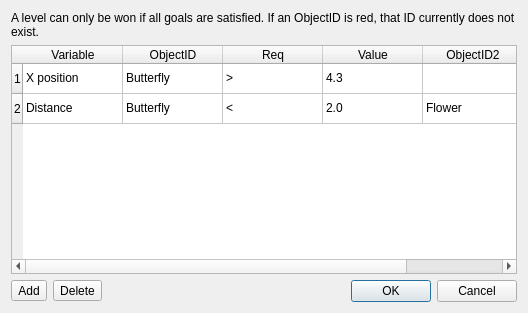
This is src/view/GoalEditor.ui in the-butterfly-effect/tbe as Qt 5 draws it before an edit. The edited form follows.
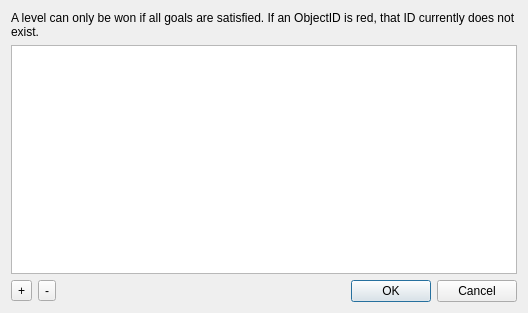
This is the edited form.

Commit message: Implement delete row of GoalEditor, for ticket:134.

Diff of the .ui file:
```diff
--- a/src/view/GoalEditor.ui
+++ b/src/view/GoalEditor.ui
@@ -28,102 +28,21 @@
     </widget>
    </item>
    <item>
-    <widget class="QTableWidget" name="tableWidget">
-     <row>
-      <property name="text">
-       <string>1</string>
-      </property>
-     </row>
-     <row>
-      <property name="text">
-       <string>2</string>
-      </property>
-     </row>
-     <column>
-      <property name="text">
-       <string>Variable</string>
-      </property>
-     </column>
-     <column>
-      <property name="text">
-       <string>ObjectID</string>
-      </property>
-     </column>
-     <column>
-      <property name="text">
-       <string>Req</string>
-      </property>
-     </column>
-     <column>
-      <property name="text">
-       <string>Value</string>
-      </property>
-     </column>
-     <column>
-      <property name="text">
-       <string>ObjectID2</string>
-      </property>
-     </column>
-     <item row="0" column="0">
-      <property name="text">
-       <string>X position</string>
-      </property>
-     </item>
-     <item row="0" column="1">
-      <property name="text">
-       <string>Butterfly</string>
-      </property>
-     </item>
-     <item row="0" column="2">
-      <property name="text">
-       <string>&gt;</string>
-      </property>
-     </item>
-     <item row="0" column="3">
-      <property name="text">
-       <string>4.3</string>
-      </property>
-     </item>
-     <item row="1" column="0">
-      <property name="text">
-       <string>Distance</string>
-      </property>
-     </item>
-     <item row="1" column="1">
-      <property name="text">
-       <string>Butterfly</string>
-      </property>
-     </item>
-     <item row="1" column="2">
-      <property name="text">
-       <string>&lt;</string>
-      </property>
-     </item>
-     <item row="1" column="3">
-      <property name="text">
-       <string>2.0</string>
-      </property>
-     </item>
-     <item row="1" column="4">
-      <property name="text">
-       <string>Flower</string>
-      </property>
-     </item>
-    </widget>
+    <widget class="QTableWidget" name="tableWidget"/>
    </item>
    <item>
     <layout class="QHBoxLayout" name="horizontalLayout">
      <item>
       <widget class="QToolButton" name="toolButtonPlus">
        <property name="text">
-        <string>Add</string>
+        <string>+</string>
        </property>
       </widget>
      </item>
      <item>
       <widget class="QToolButton" name="toolButtonMinus">
        <property name="text">
-        <string>Delete</string>
+        <string>-</string>
        </property>
       </widget>
      </item>
```
The commit also changes 2 other files.
